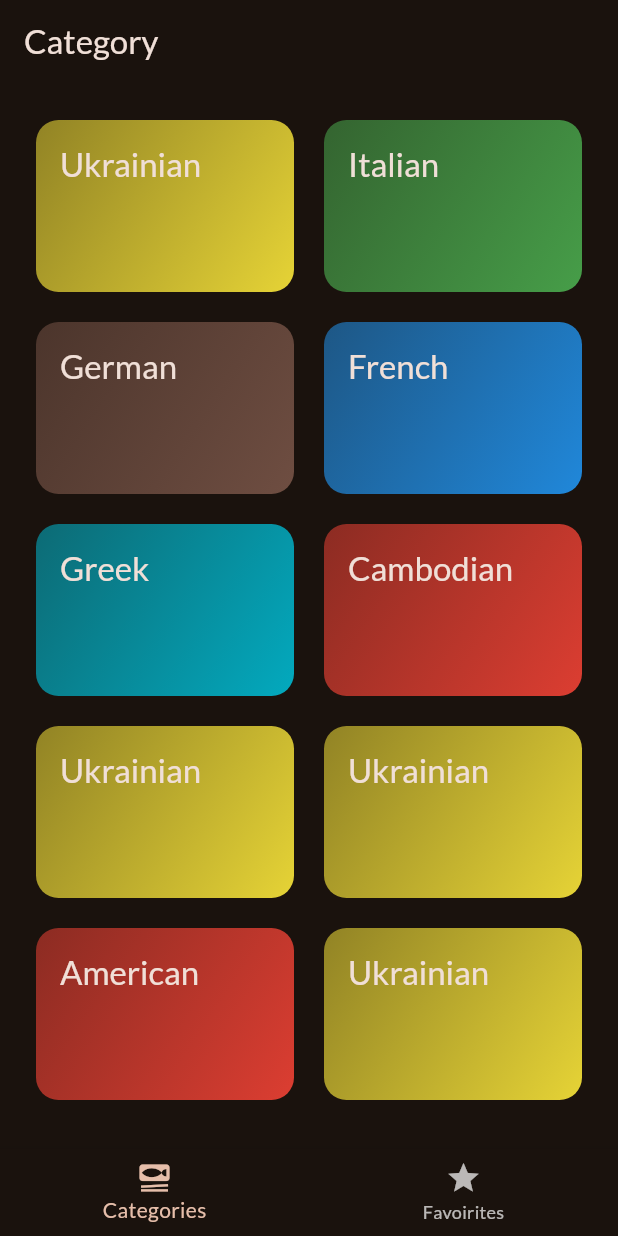
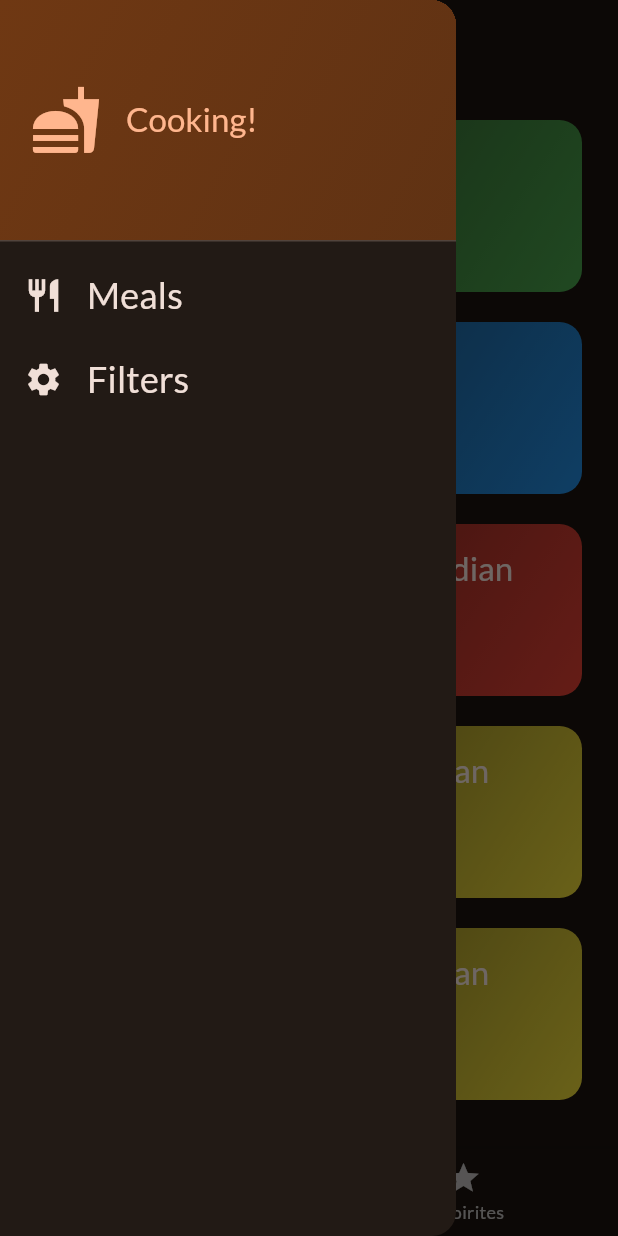
Before and after one commit to kurylko/food-app, a Flutter app: the screen it shows after launch, with the side drawer open (before the commit the screen has no drawer), on a phone screen of 412 x 824 dp. Run offline on Flutter 3.47's test engine with Material 2 defaults, Android fonts, the phone set to English and light mode, and no system bars; our stand-ins replace google_fonts, transparent_image; missing offline and left inert: dart:ffi.

Commit message:
added drawer

```diff
--- a/lib/screens/tabs.dart
+++ b/lib/screens/tabs.dart
@@ -4,6 +4,7 @@ import 'package:flutter/material.dart';
 import 'package:food_app/screens/categories.dart';
 import 'package:food_app/screens/meals.dart';
 import 'package:food_app/models/meal.dart';
+import 'package:food_app/widgets/main_drawer.dart';
 
 class TabsScreen extends StatefulWidget {
   const TabsScreen({super.key});
@@ -64,6 +65,7 @@ class _TabsScreenState extends State<TabsScreen> {
       appBar: AppBar(
         title: Text('Category'),
       ),
+      drawer: const MainDrawer(),      //Side bar
       body: activePage,
       bottomNavigationBar: BottomNavigationBar(
         onTap: _selectPage,
--- /dev/null
+++ b/lib/widgets/main_drawer.dart
@@ -0,0 +1,77 @@
+import 'package:flutter/material.dart';
+
+class MainDrawer extends StatelessWidget {
+  const MainDrawer({super.key});
+
+  @override
+  Widget build(BuildContext context) {
+    return Drawer(
+      child: Column(
+        children: [
+          DrawerHeader(
+            padding: const EdgeInsets.all(20),
+            decoration: BoxDecoration(
+              gradient: LinearGradient(
+                colors: [
+                  Theme.of(context).colorScheme.primaryContainer,
+                  Theme.of(context)
+                      .colorScheme
+                      .primaryContainer
+                      .withOpacity(0.8),
+                ],
+                begin: Alignment.topLeft,
+                end: Alignment.bottomRight,
+              ),
+            ),
+            child: Row(
+              children: [
+                Icon(Icons.fastfood,
+                    size: 48, color: Theme.of(context).colorScheme.primary),
+                const SizedBox(
+                  width: 16,
+                ),
+                Text(
+                  'Cooking!',
+                  style: Theme.of(context).textTheme.titleLarge!.copyWith(
+                        color: Theme.of(context).colorScheme.primary,
+                      ),
+                ),
+              ],
+            ),
+          ),
+          ListTile(
+            leading: Icon(
+              Icons.restaurant,
+              size: 26,
+              color: Theme.of(context).colorScheme.onBackground,
+            ),
+            title: Text(
+              'Meals',
+              style: Theme.of(context).textTheme.titleSmall!.copyWith(
+                    color: Theme.of(context).colorScheme.onBackground,
+                    fontSize: 24,
+                  ),
+            ),
+            onTap: (){},
+          ),
+
+          ListTile(
+            leading: Icon(
+              Icons.settings,
+              size: 26,
+              color: Theme.of(context).colorScheme.onBackground,
+            ),
+            title: Text(
+              'Filters',
+              style: Theme.of(context).textTheme.titleSmall!.copyWith(
+                    color: Theme.of(context).colorScheme.onBackground,
+                    fontSize: 24,
+                  ),
+            ),
+            onTap: (){},
+          ),
+        ],
+      ),
+    );
+  }
+}
```
